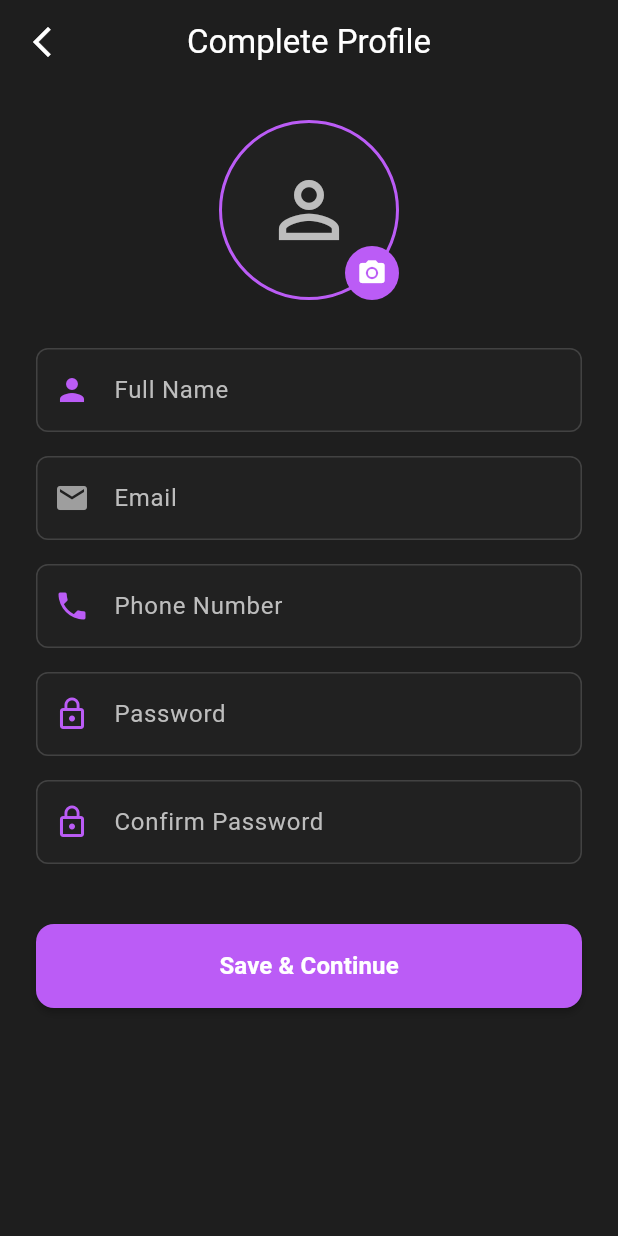
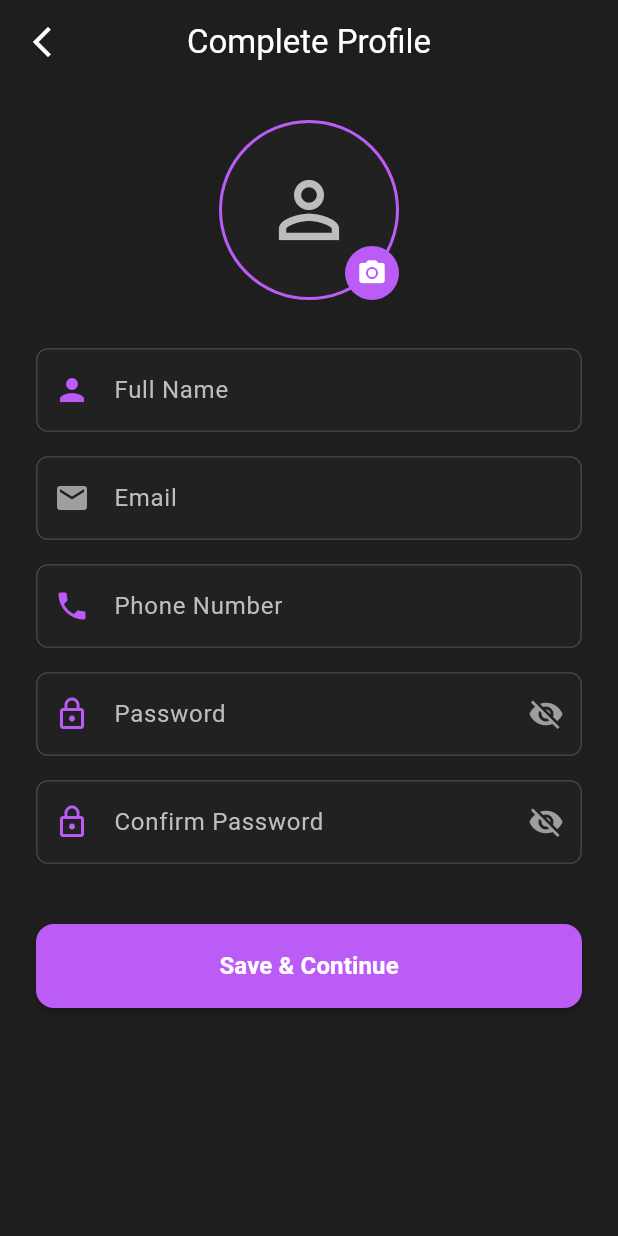
Before and after one commit to Sivanandhpp/f4ture, a Flutter app: the UserDetailsView screen opened by its route, on a phone screen of 412 x 824 dp. Run offline on Flutter 3.47's test engine with Material 3 defaults, Android fonts, the phone set to English and light mode, and no system bars; our stand-ins replace cached_network_image, chewie, cloud_firestore, cloud_functions, file_picker, firebase_auth and 12 more; accounts and stored records are empty.

Commit message:
sign in implemented

```diff
--- a/lib/app/modules/authentication/controllers/authentication_controller.dart
+++ b/lib/app/modules/authentication/controllers/authentication_controller.dart
@@ -17,6 +17,7 @@ class AuthenticationController extends GetxController {
 
   final Rx<AuthStep> currentStep = AuthStep.emailInput.obs;
   final RxBool isLoading = false.obs;
+  final RxBool isPasswordVisible = false.obs;
 
   @override
   void onClose() {
--- a/lib/app/modules/authentication/controllers/user_details_controller.dart
+++ b/lib/app/modules/authentication/controllers/user_details_controller.dart
@@ -28,6 +28,14 @@ class UserDetailsController extends GetxController {
   final RxString uploadedImageUrl = ''.obs;
   final RxBool isLoading = false.obs;
   final RxList<String> selectedInterests = <String>[].obs;
+
+  // Password Visibility
+  final RxBool isPasswordVisible = false.obs;
+  final RxBool isConfirmPasswordVisible = false.obs;
+
+  // Focus Nodes
+  final FocusNode phoneFocusNode = FocusNode();
+  final FocusNode confirmPasswordFocusNode = FocusNode();
 
   bool isGoogleAuth = false;
 
@@ -65,6 +73,9 @@ class UserDetailsController extends GetxController {
     phoneController.dispose();
     passwordController.dispose();
     confirmPasswordController.dispose();
+
+    phoneFocusNode.dispose();
+    confirmPasswordFocusNode.dispose();
     super.onClose();
   }
 
--- a/lib/app/modules/authentication/views/user_details_view.dart
+++ b/lib/app/modules/authentication/views/user_details_view.dart
@@ -93,6 +93,12 @@ class UserDetailsView extends GetView<UserDetailsController> {
                 TextField(
                   controller: controller.nameController,
                   textInputAction: TextInputAction.next,
+                  onSubmitted: (_) {
+                    // Skip Email, go to Phone
+                    FocusScope.of(
+                      context,
+                    ).requestFocus(controller.phoneFocusNode);
+                  },
                   style: const TextStyle(color: Colors.white),
                   decoration: InputDecoration(
                     labelText: 'Full Name',
@@ -122,6 +128,7 @@ class UserDetailsView extends GetView<UserDetailsController> {
                 TextField(
                   controller: controller.emailController,
                   readOnly: true,
+                  // No focus logic needed as we skip it
                   style: const TextStyle(color: Colors.white70),
                   decoration: InputDecoration(
                     labelText: 'Email',
@@ -147,6 +154,7 @@ class UserDetailsView extends GetView<UserDetailsController> {
                 // Phone Field
                 TextField(
                   controller: controller.phoneController,
+                  focusNode: controller.phoneFocusNode, // Assign Focus Node
                   keyboardType: TextInputType.phone,
                   textInputAction: TextInputAction.next,
                   style: const TextStyle(color: Colors.white),
@@ -175,10 +183,16 @@ class UserDetailsView extends GetView<UserDetailsController> {
                 AppSpacing.verticalMd,
 
                 // Password Fields
-                TextField(
+                Obx(
+                  () => TextField(
                     controller: controller.passwordController,
-                  obscureText: true,
+                    obscureText: !controller.isPasswordVisible.value,
                     textInputAction: TextInputAction.next,
+                    onSubmitted: (_) {
+                      FocusScope.of(
+                        context,
+                      ).requestFocus(controller.confirmPasswordFocusNode);
+                    },
                     style: const TextStyle(color: Colors.white),
                     decoration: InputDecoration(
                       labelText: 'Password',
@@ -186,6 +200,17 @@ class UserDetailsView extends GetView<UserDetailsController> {
                       prefixIcon: const Icon(
                         Icons.lock_outline,
                         color: AppColors.primary,
+                      ),
+                      suffixIcon: IconButton(
+                        icon: Icon(
+                          controller.isPasswordVisible.value
+                              ? Icons.visibility
+                              : Icons.visibility_off,
+                          color: Colors.grey,
+                        ),
+                        onPressed: () {
+                          controller.isPasswordVisible.toggle();
+                        },
                       ),
                       border: OutlineInputBorder(
                         borderRadius: AppRadius.radiusMd,
@@ -202,10 +227,15 @@ class UserDetailsView extends GetView<UserDetailsController> {
                       fillColor: Colors.grey.shade900,
                     ),
                   ),
+                ),
                 AppSpacing.verticalMd,
-                TextField(
+
+                Obx(
+                  () => TextField(
                     controller: controller.confirmPasswordController,
-                  obscureText: true,
+                    focusNode: controller
+                        .confirmPasswordFocusNode, // Assign Focus Node
+                    obscureText: !controller.isConfirmPasswordVisible.value,
                     textInputAction: TextInputAction.done,
                     onSubmitted: (_) => controller.saveProfile(),
                     style: const TextStyle(color: Colors.white),
@@ -215,6 +245,17 @@ class UserDetailsView extends GetView<UserDetailsController> {
                       prefixIcon: const Icon(
                         Icons.lock_outline,
                         color: AppColors.primary,
+                      ),
+                      suffixIcon: IconButton(
+                        icon: Icon(
+                          controller.isConfirmPasswordVisible.value
+                              ? Icons.visibility
+                              : Icons.visibility_off,
+                          color: Colors.grey,
+                        ),
+                        onPressed: () {
+                          controller.isConfirmPasswordVisible.toggle();
+                        },
                       ),
                       border: OutlineInputBorder(
                         borderRadius: AppRadius.radiusMd,
@@ -229,6 +270,7 @@ class UserDetailsView extends GetView<UserDetailsController> {
                       ),
                       filled: true,
                       fillColor: Colors.grey.shade900,
+                    ),
                   ),
                 ),
                 AppSpacing.verticalMd,
```
Also changed, not shown: lib/app/modules/authentication/views/authentication_view.dart (+19 -6 lines), assets/images/google.png (added). Lines whose indentation alone changed are shown as unchanged.
